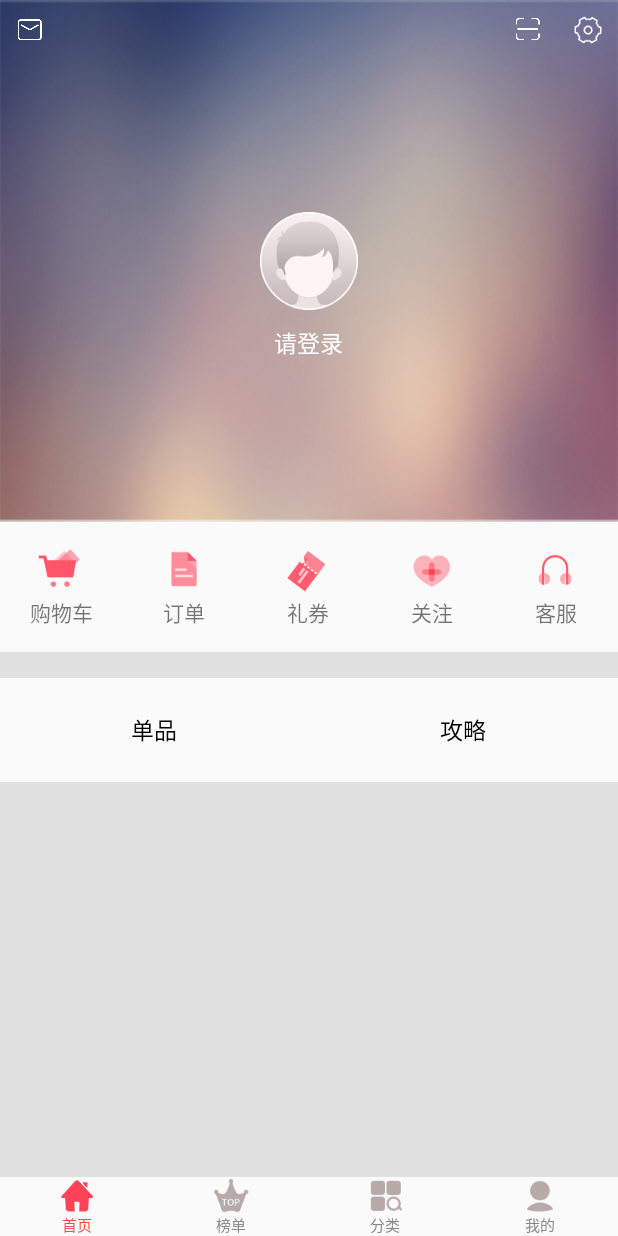
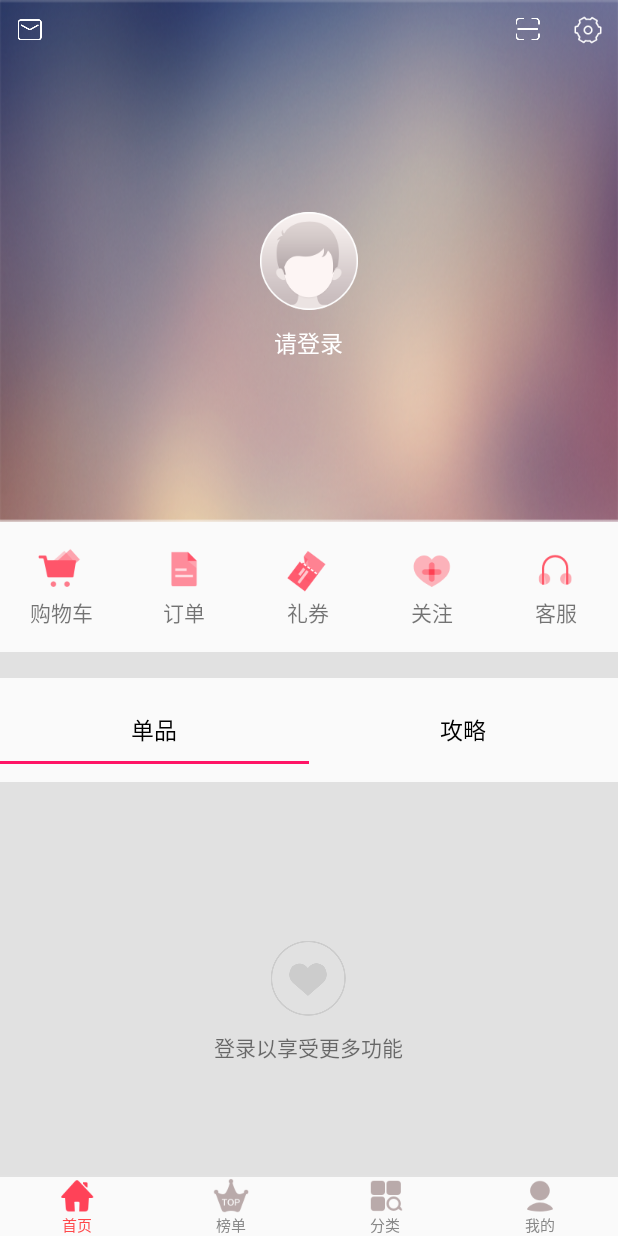
Before and after one commit to lihonglin810/GiftSay, an Android app: the fragment ProfileFragment placed in its activity, on a phone screen of 412 x 824 dp. Run offline under Robolectric (Android 15) with nearby library versions, the phone set to English and light mode, and no system bars.

Commit message:
框架基本完成

```diff
--- a/GiftSay/app/src/main/java/com/lanou3g/dllo/giftsay/ui/fragment/ProfileFragment.java
+++ b/GiftSay/app/src/main/java/com/lanou3g/dllo/giftsay/ui/fragment/ProfileFragment.java
@@ -1,4 +1,6 @@
 package com.lanou3g.dllo.giftsay.ui.fragment;
+
+import android.widget.RadioGroup;
 
 import com.lanou3g.dllo.giftsay.R;
 
@@ -6,6 +8,8 @@ import com.lanou3g.dllo.giftsay.R;
  * Created by dllo on 16/9/9.
  */
 public class ProfileFragment extends AbsBaseFragment{
+
+    private RadioGroup radioGroup;
     @Override
     protected int setLayout() {
         return R.layout.fragment_profile;
@@ -13,11 +17,25 @@ public class ProfileFragment extends AbsBaseFragment{
 
     @Override
     protected void initViews() {
-
+        radioGroup = byView(R.id.profile_radiogroup);
     }
 
     @Override
     protected void initDatas() {
+        radioButtonClick();
+    }
 
+    private void radioButtonClick() {
+        radioGroup.setOnCheckedChangeListener(new RadioGroup.OnCheckedChangeListener() {
+            @Override
+            public void onCheckedChanged(RadioGroup group, int checkedId) {
+                switch (checkedId){
+                    case R.id.profile_single_radiobutton:
+                        break;
+                    case R.id.profile_strategy_radiobutton:
+                        break;
+                }
+            }
+        });
     }
 }
--- /dev/null
+++ b/GiftSay/app/src/main/res/drawable/proflie_selector.xml
@@ -0,0 +1,14 @@
+<?xml version="1.0" encoding="utf-8"?>
+<selector xmlns:android="http://schemas.android.com/apk/res/android">
+    <item android:state_checked="true">
+        <layer-list>
+
+            <item android:top="44dp">
+
+                <shape android:shape="rectangle" >
+                    <solid android:color="#ff1466" />
+                </shape>
+            </item>
+        </layer-list>
+    </item>
+</selector>
--- a/GiftSay/app/src/main/res/layout/fragment_profile.xml
+++ b/GiftSay/app/src/main/res/layout/fragment_profile.xml
@@ -144,36 +144,54 @@
             android:background="#e1e1e1"
             />
         <RadioGroup
+            android:id="@+id/profile_radiogroup"
             android:layout_width="match_parent"
             android:layout_height="0dp"
             android:layout_weight="2"
             android:orientation="horizontal">
             <RadioButton
+                android:id="@+id/profile_single_radiobutton"
                 android:layout_width="0dp"
                 android:layout_weight="1"
-                android:layout_height="wrap_content"
+                android:layout_height="46dp"
                 android:button="@null"
-                android:background="@null"
+                android:background="@drawable/proflie_selector"
                 android:text="单品"
                 android:gravity="center"
                 android:layout_gravity="center"
+                android:checked="true"
                 android:textSize="15sp"/>
             <RadioButton
+                android:id="@+id/profile_strategy_radiobutton"
                 android:layout_width="0dp"
                 android:layout_weight="1"
-                android:layout_height="wrap_content"
+                android:layout_height="46dp"
                 android:gravity="center"
                 android:layout_gravity="center"
                 android:button="@null"
-                android:background="@null"
+                android:background="@drawable/proflie_selector"
                 android:text="攻略"
                 android:textSize="15sp"/>
         </RadioGroup>
-        <TextView
+        <RelativeLayout
             android:layout_width="match_parent"
             android:layout_height="0dp"
             android:layout_weight="7.5"
-            android:background="#e1e1e1"/>
+            android:background="#e1e1e1">
+            <ImageView
+                android:id="@+id/background_fav"
+                android:layout_width="wrap_content"
+                android:layout_height="wrap_content"
+                android:layout_marginBottom="10dp"
+                android:src="@mipmap/fav_me_blank"
+                android:layout_centerInParent="true"/>
+            <TextView
+                android:layout_width="wrap_content"
+                android:layout_height="wrap_content"
+                android:text="登录以享受更多功能"
+                android:layout_centerInParent="true"
+                android:layout_below="@id/background_fav"/>
+        </RelativeLayout>
     </LinearLayout>
 
 
```
Also changed, not shown: GiftSay/app/src/main/res/mipmap-xxhdpi/fav_me_blank.png (added).
